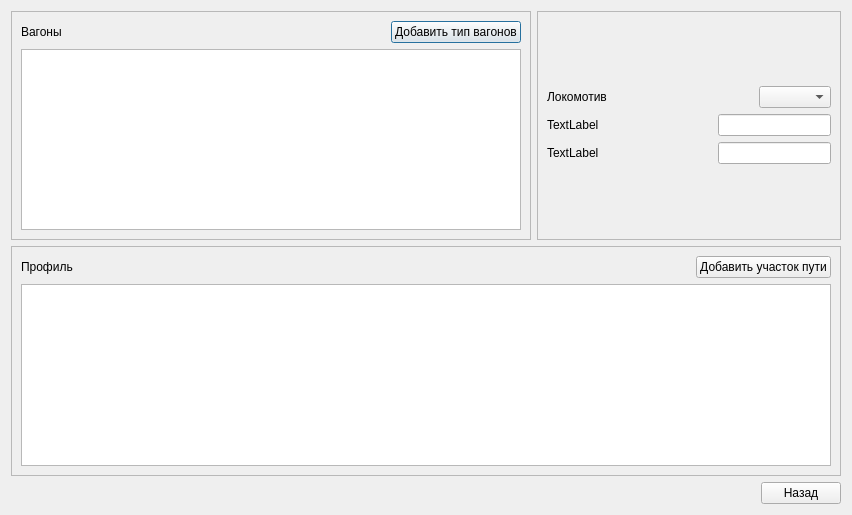
Qt form inputwindow.ui (Prygoon/Diploma) before a commit.
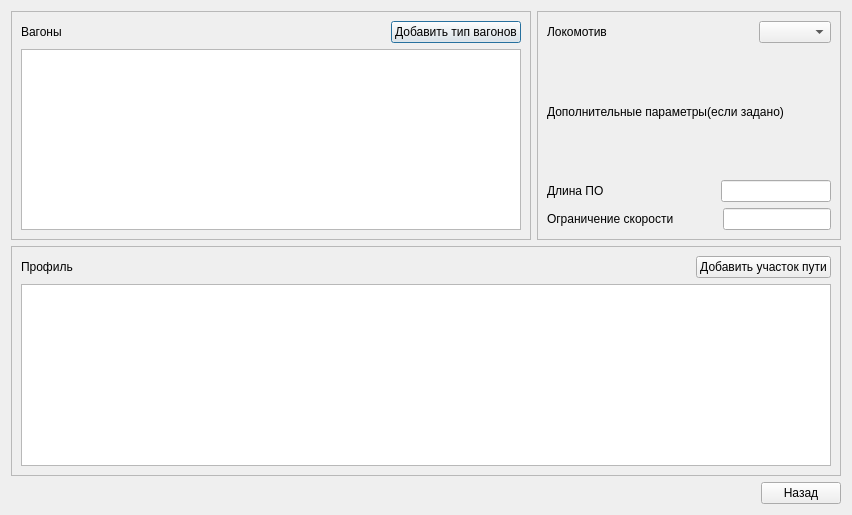
The same form after that commit.

Patch:
```diff
--- a/inputwindow.ui
+++ b/inputwindow.ui
@@ -119,12 +119,19 @@
               </item>
              </layout>
             </item>
+            <item>
+             <widget class="QLabel" name="label_6">
+              <property name="text">
+               <string>Дополнительные параметры(если задано)</string>
+              </property>
+             </widget>
+            </item>
             <item>
              <layout class="QHBoxLayout" name="horizontalLayout_2">
               <item>
                <widget class="QLabel" name="label_5">
                 <property name="text">
-                 <string>TextLabel</string>
+                 <string>Длина ПО</string>
                 </property>
                </widget>
               </item>
@@ -151,7 +158,7 @@
               <item>
                <widget class="QLabel" name="label_2">
                 <property name="text">
-                 <string>TextLabel</string>
+                 <string>Ограничение скорости</string>
                 </property>
                </widget>
               </item>
```
